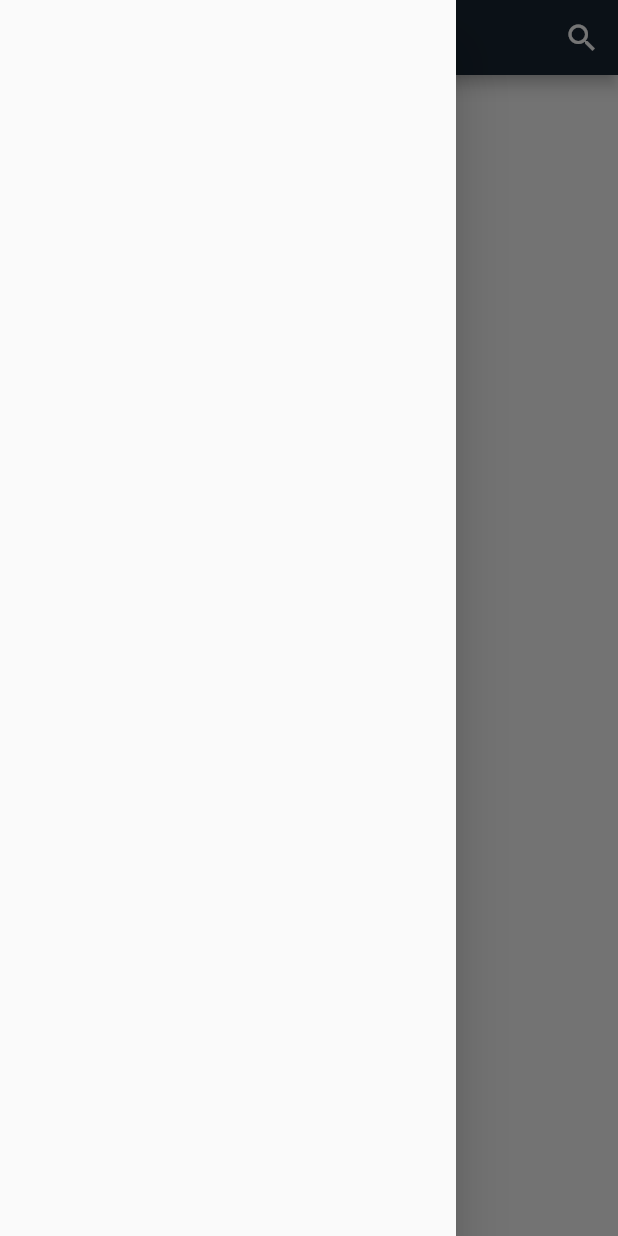
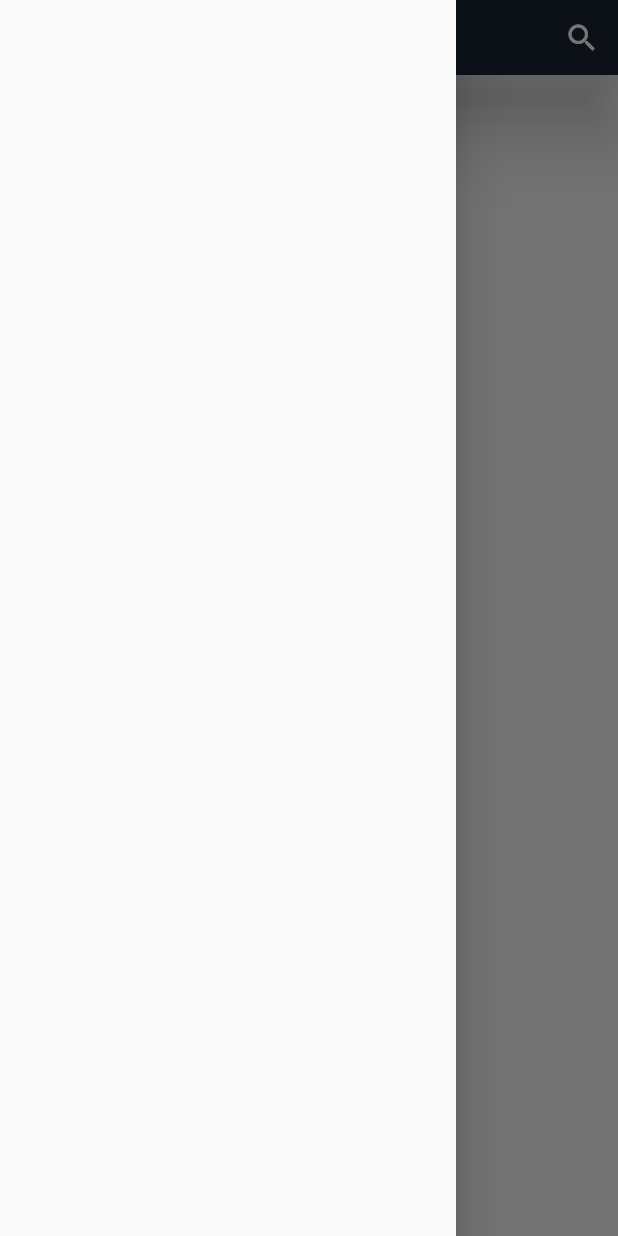
Before and after one commit to davidp918/KZStats, a Flutter app: the screen it shows after launch, with the side drawer open, on a phone screen of 412 x 824 dp. Run offline on Flutter 3.47's test engine with Material 2 defaults, Android fonts, the light colour scheme and no system bars.

Commit message:
Update homepageAppBar.dart

```diff
--- a/lib/homepageAppBar.dart
+++ b/lib/homepageAppBar.dart
@@ -6,8 +6,10 @@ class HomepageAppBar extends StatelessWidget implements PreferredSizeWidget {
   @override
   Widget build(BuildContext context) {
     return AppBar(
-      backgroundColor: Color(0xFF192433),
+      backgroundColor: Color.fromARGB(255, 25, 36, 51),
+      elevation: 20,
       title: Text('KZStats'),
+      centerTitle: true,
       actions: <Widget>[
         HomepageSearchBar(),
       ],
```
